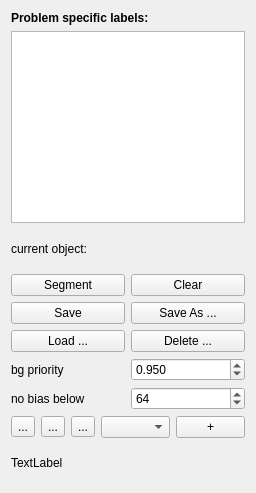
Qt form workflows/carving/carvingDrawer.ui (ilastik/ilastik) before a commit.
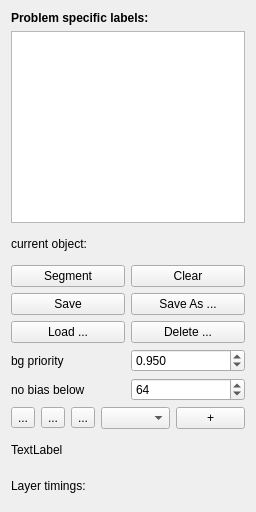
The same form after that commit. Custom widgets are drawn as their Qt base class.

Commit message:
Show how long each direct layer needs to render
As suspected, the labeling layer is the slowest by far.

The edit to the form file:
```diff
--- a/workflows/carving/carvingDrawer.ui
+++ b/workflows/carving/carvingDrawer.ui
@@ -7,7 +7,7 @@
     <x>0</x>
     <y>0</y>
     <width>256</width>
-    <height>493</height>
+    <height>512</height>
    </rect>
   </property>
   <property name="sizePolicy">
@@ -241,6 +241,13 @@
      </property>
     </widget>
    </item>
+   <item>
+    <widget class="QLabel" name="layerTimings">
+     <property name="text">
+      <string>Layer timings:</string>
+     </property>
+    </widget>
+   </item>
   </layout>
  </widget>
  <customwidgets>
```
The commit also changes 1 other file.
